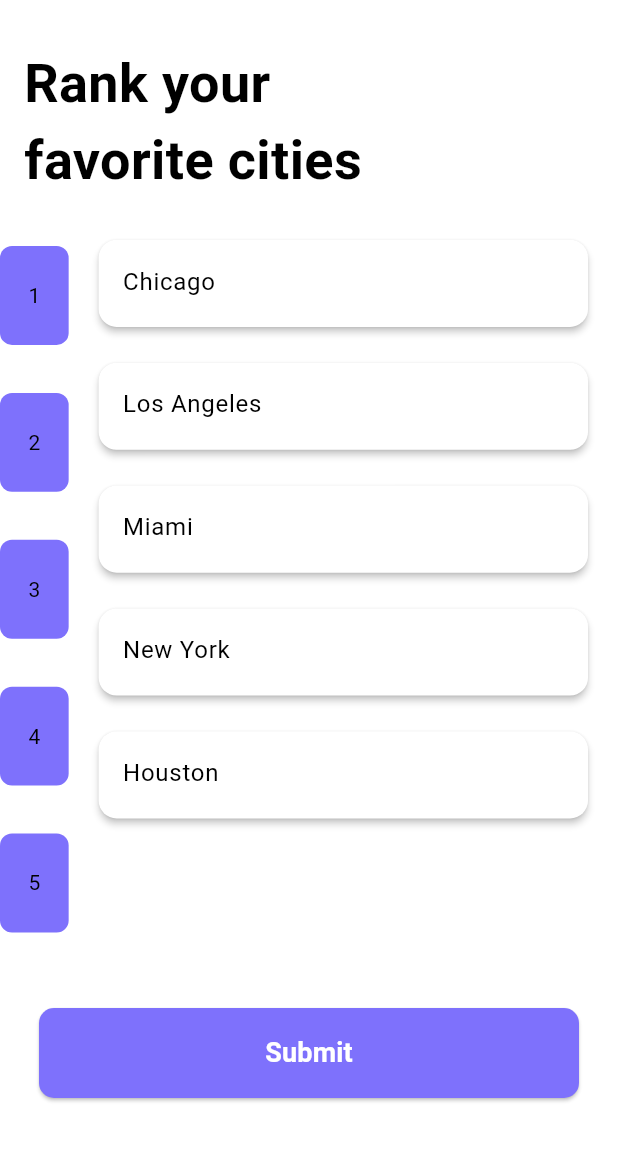
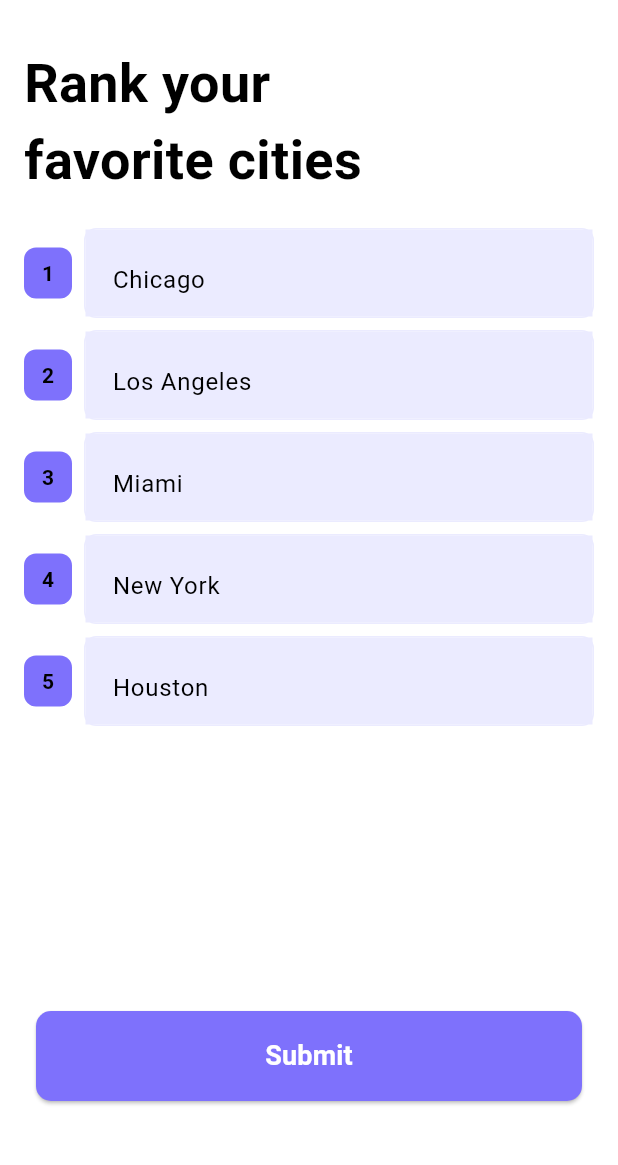
Before and after one commit to charlielovett/DailyRank, a Flutter app: the screen it shows after launch, on a phone screen of 412 x 824 dp, the part 63-1228 px from its top. Run offline on Flutter 3.47's test engine with Material 3 defaults, Android fonts, the light colour scheme and no system bars.

Commit message:
feat(game page): styling

```diff
--- a/lib/screens/game.dart
+++ b/lib/screens/game.dart
@@ -48,49 +48,58 @@ class _RankYourFavoriteCitiesState extends State<RankYourFavoriteCities> {
           ),
         ),
         Expanded(
+          child: Padding(
+            padding: const EdgeInsets.symmetric(horizontal: 16),
             child: Row(
               crossAxisAlignment: CrossAxisAlignment.stretch,
               children: [
-              Expanded(
-                flex: 1,
+                SizedBox(
+                  width: 40,
                   child: ListView.builder(
                     itemCount: cities.length,
                     itemBuilder: (context, index) {
-                    return Container(
-                      height: MediaQuery.of(context).size.height *
-                          0.4 /
-                          cities.length, // Adjust height relative to screen
+                      return Padding(
+                        padding: const EdgeInsets.only(
+                            right: 8, top: 17, bottom: 17),
+                        child: Container(
+                          height: 34,
                           alignment: Alignment.center,
-                      padding: const EdgeInsets.all(1),
-                      margin: const EdgeInsets.symmetric(vertical: 16),
                           decoration: BoxDecoration(
                             color: Theme.of(context).colorScheme.primary,
                             borderRadius: BorderRadius.circular(8),
                           ),
-                      child: Text('${index + 1}'),
+                          child: Text(
+                            '${index + 1}',
+                            style: const TextStyle(fontWeight: FontWeight.bold),
+                          ),
+                        ),
                       );
                     },
                   ),
                 ),
                 Expanded(
-                flex: 8,
                   child: ReorderableListView.builder(
                     itemCount: cities.length,
                     onReorder: _onReorder,
                     itemBuilder: (context, index) {
                       return Padding(
-                      padding: const EdgeInsets.symmetric(
-                          horizontal: 16, vertical: 8),
+                        padding: const EdgeInsets.symmetric(vertical: 4),
                         key: ValueKey(cities[index]),
-                      child: SizedBox(
-                        height: MediaQuery.of(context).size.height *
-                            0.4 /
-                            cities.length, // Adjust height relative to screen
-                        child: Card(
-                          elevation: 2,
+                        child: Container(
+                          height: 60,
+                          decoration: BoxDecoration(
+                            border: Border.all(
+                              color: Theme.of(context).colorScheme.tertiary,
+                              width: 1,
+                            ),
+                            borderRadius: BorderRadius.circular(8),
+                          ),
                           child: ListTile(
-                            title: Text(cities[index]),
-                          ),
+                            contentPadding: const EdgeInsets.only(
+                                left: 18.0, top: 6.0, bottom: 6.0),
+                            title: Text(cities[index],
+                                style: const TextStyle(fontSize: 16.0)),
+                            tileColor: Theme.of(context).colorScheme.tertiary,
                           ),
                         ),
                       );
@@ -100,13 +109,16 @@ class _RankYourFavoriteCitiesState extends State<RankYourFavoriteCities> {
               ],
             ),
           ),
+        ),
         Padding(
-          padding: const EdgeInsets.symmetric(vertical: 50.0, horizontal: 26.0),
+          padding: const EdgeInsets.symmetric(vertical: 48.0, horizontal: 24.0),
           child: SizedBox(
-            width: double.infinity, // 80% of screen width
+            width: double.infinity,
             height: 60,
             child: ElevatedButton(
-              onPressed: () {debugPrint("Submit");},
+              onPressed: () {
+                debugPrint("Submit");
+              },
               style: ElevatedButton.styleFrom(
                 backgroundColor: Theme.of(context).colorScheme.primary,
                 shape: RoundedRectangleBorder(
```
Lines whose indentation alone changed are shown as unchanged.
